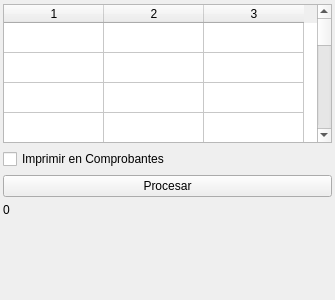
GonzaloHernandez/jpbilling, file billinglistwindow.ui: the form before one commit.
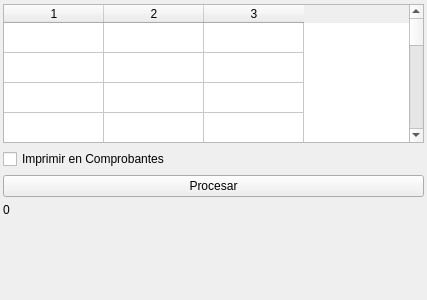
The form after the commit.

What changed in the file:
```diff
--- a/billinglistwindow.ui
+++ b/billinglistwindow.ui
@@ -6,7 +6,7 @@
    <rect>
     <x>0</x>
     <y>0</y>
-    <width>335</width>
+    <width>427</width>
     <height>300</height>
    </rect>
   </property>
```
